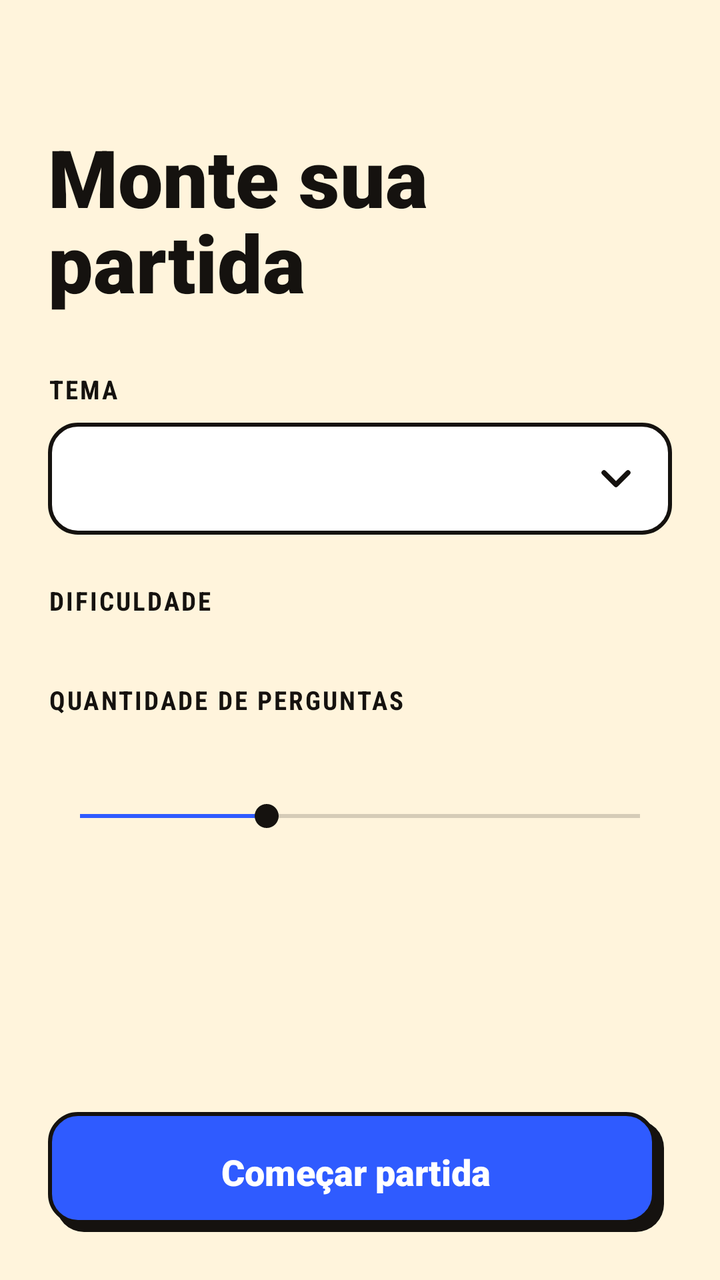
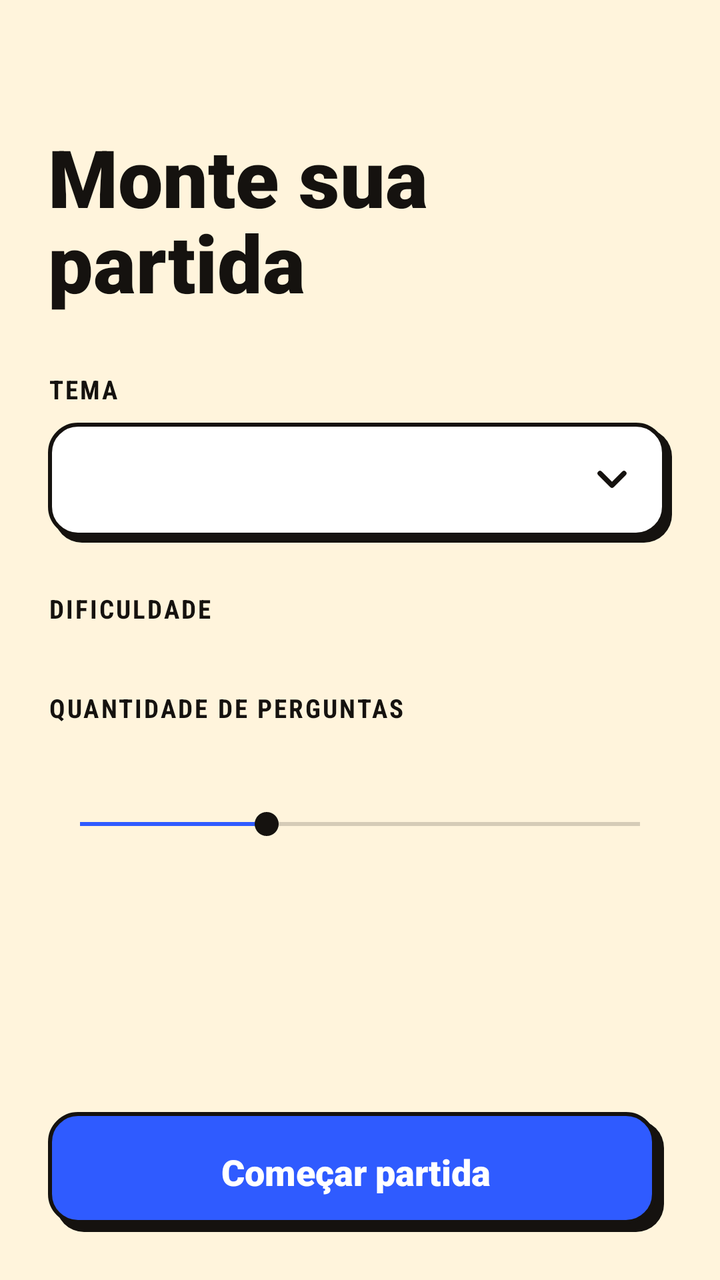

Two renders of the same Android screen: before a commit and after it. Below are the layout's source before the change and the commit's diff.
<!-- AndroidManifest.xml: application theme Theme.TriviaMasterAndroid -->
<!-- res/layout/activity_setup.xml -->
<?xml version="1.0" encoding="utf-8"?>
<FrameLayout xmlns:android="http://schemas.android.com/apk/res/android"
    android:layout_width="match_parent"
    android:layout_height="match_parent">

    <ScrollView
        android:layout_width="match_parent"
        android:layout_height="match_parent"
        android:fillViewport="true">

        <LinearLayout
        android:id="@+id/content"
            android:layout_width="match_parent"
            android:layout_height="wrap_content"
            android:orientation="vertical"
            android:paddingHorizontal="24dp"
            android:paddingTop="40dp"
            android:paddingBottom="24dp">

            <TextView
                android:id="@+id/greeting"
                style="@style/Text.Label"
                android:layout_width="wrap_content"
                android:layout_height="wrap_content" />

            <TextView
                style="@style/Text.Display"
                android:layout_width="match_parent"
                android:layout_height="wrap_content"
                android:layout_marginTop="4dp"
                android:text="@string/setup_title"
                android:textSize="40sp" />

            <TextView
                android:id="@+id/offline_banner"
                android:layout_width="match_parent"
                android:layout_height="wrap_content"
                android:layout_marginTop="16dp"
                android:background="@drawable/bg_banner"
                android:padding="12dp"
                android:text="@string/offline_banner"
                android:textColor="@color/ink"
                android:textSize="14sp"
                android:visibility="gone" />

            <TextView
                style="@style/Text.Label"
                android:layout_width="wrap_content"
                android:layout_height="wrap_content"
                android:layout_marginTop="28dp"
                android:text="@string/setup_category" />

            <FrameLayout
                android:layout_width="match_parent"
                android:layout_height="56dp"
                android:layout_marginTop="8dp">

                <Spinner
                    android:id="@+id/category_spinner"
                    android:layout_width="match_parent"
                    android:layout_height="match_parent"
                    android:background="@drawable/bg_input"
                    android:contentDescription="@string/setup_category"
                    android:paddingHorizontal="8dp"
                    android:popupBackground="@color/surface" />

                <ImageView
                    android:layout_width="24dp"
                    android:layout_height="24dp"
                    android:layout_gravity="center_vertical|end"
                    android:layout_marginEnd="16dp"
                    android:importantForAccessibility="no"
                    android:src="@drawable/ic_chevron_down" />
            </FrameLayout>

            <TextView
                style="@style/Text.Label"
                android:layout_width="wrap_content"
                android:layout_height="wrap_content"
                android:layout_marginTop="24dp"
                android:text="@string/setup_difficulty" />

            <RadioGroup
                android:id="@+id/difficulty_group"
                android:layout_width="match_parent"
                android:layout_height="wrap_content"
                android:layout_marginTop="8dp"
                android:orientation="horizontal"
                android:weightSum="4" />

            <TextView
                android:id="@+id/amount_label"
                style="@style/Text.Label"
                android:layout_width="wrap_content"
                android:layout_height="wrap_content"
                android:layout_marginTop="24dp"
                android:text="@string/setup_amount" />

            <TextView
                android:id="@+id/amount_value"
                style="@style/Text.Title"
                android:layout_width="wrap_content"
                android:layout_height="wrap_content"
                android:layout_marginTop="4dp" />

            <SeekBar
                android:id="@+id/amount_seek"
                android:layout_width="match_parent"
                android:layout_height="wrap_content"
                android:layout_marginTop="4dp"
                android:contentDescription="@string/setup_amount"
                android:max="15"
                android:progressTint="@color/blue"
                android:thumbTint="@color/ink"
                android:progress="5" />

            <TextView
                android:id="@+id/time_info"
                style="@style/Text.Body"
                android:layout_width="wrap_content"
                android:layout_height="wrap_content"
                android:layout_marginTop="8dp" />

            <Space
                android:layout_width="match_parent"
                android:layout_height="0dp"
                android:layout_weight="1" />

            <androidx.appcompat.widget.AppCompatButton
                android:id="@+id/btn_start"
                style="@style/Button.Primary"
                android:layout_width="match_parent"
                android:layout_height="wrap_content"
                android:layout_marginTop="32dp"
                android:layout_marginEnd="4dp"
                android:text="@string/btn_start" />
        </LinearLayout>
    </ScrollView>

    <LinearLayout
        android:id="@+id/loading"
        android:layout_width="match_parent"
        android:layout_height="match_parent"
        android:background="@color/paper"
        android:gravity="center"
        android:orientation="vertical"
        android:visibility="gone">

        <com.facebook.shimmer.ShimmerFrameLayout
            android:id="@+id/shimmer"
            android:layout_width="wrap_content"
            android:layout_height="wrap_content">

            <TextView
                style="@style/Text.Display"
                android:layout_width="wrap_content"
                android:layout_height="wrap_content"
                android:text="@string/loading_questions"
                android:textSize="32sp" />
        </com.facebook.shimmer.ShimmerFrameLayout>

        <TextView
            android:id="@+id/loading_hint"
            style="@style/Text.Body"
            android:layout_width="wrap_content"
            android:layout_height="wrap_content"
            android:layout_marginTop="12dp"
            android:alpha="0"
            android:text="@string/loading_slow" />

        <androidx.appcompat.widget.AppCompatButton
            android:id="@+id/btn_cancel_loading"
            style="@style/Button.Secondary"
            android:layout_width="wrap_content"
            android:layout_height="wrap_content"
            android:layout_marginTop="32dp"
            android:layout_marginEnd="4dp"
            android:paddingHorizontal="32dp"
            android:text="@string/btn_cancel" />
    </LinearLayout>
</FrameLayout>
<!-- resources referenced by this layout -->
<resources>
  <color name="blue">#2F5BFF</color>
  <color name="ink">#15120F</color>
  <color name="paper">#FFF4DC</color>
  <color name="surface">#FFFFFF</color>
  <!-- drawable bg_banner (drawable) -->
  <?xml version="1.0" encoding="utf-8"?>
  <shape xmlns:android="http://schemas.android.com/apk/res/android" android:shape="rectangle">
      <solid android:color="@color/sun" />
      <stroke android:width="2dp" android:color="@color/ink" />
      <corners android:radius="12dp" />
  </shape>
  <!-- drawable bg_input (drawable) -->
  <?xml version="1.0" encoding="utf-8"?>
  <shape xmlns:android="http://schemas.android.com/apk/res/android" android:shape="rectangle">
      <solid android:color="@color/surface" />
      <stroke android:width="2dp" android:color="@color/ink" />
      <corners android:radius="14dp" />
  </shape>
  <string name="btn_cancel">Cancelar</string>
  <string name="btn_start">Começar partida</string>
  <string name="loading_questions">Buscando perguntas…</string>
  <string name="loading_slow">Isso está demorando mais que o normal…</string>
  <string name="offline_banner">Sem conexão: usando perguntas salvas no aparelho.</string>
  <string name="setup_amount">Quantidade de perguntas</string>
  <string name="setup_category">Tema</string>
  <string name="setup_difficulty">Dificuldade</string>
  <string name="setup_title">Monte sua partida</string>
  <style name="Text.Body" parent="">
          <item name="android:textColor">@color/ink_soft</item>
          <item name="android:textSize">16sp</item>
          <item name="android:lineSpacingMultiplier">1.15</item>
      </style>
  <style name="Text.Display" parent="">
          <item name="android:fontFamily">sans-serif-black</item>
          <item name="android:textColor">@color/ink</item>
          <item name="android:textSize">52sp</item>
          <item name="android:lineSpacingMultiplier">0.92</item>
      </style>
  <style name="Text.Label" parent="">
          <item name="android:fontFamily">sans-serif-condensed</item>
          <item name="android:textStyle">bold</item>
          <item name="android:textAllCaps">true</item>
          <item name="android:letterSpacing">0.08</item>
          <item name="android:textColor">@color/ink</item>
          <item name="android:textSize">13sp</item>
      </style>
  <style name="Text.Title" parent="">
          <item name="android:fontFamily">sans-serif-black</item>
          <item name="android:textColor">@color/ink</item>
          <item name="android:textSize">24sp</item>
      </style>
  <color name="sun">#FFD23F</color>
  <color name="white">#FFFFFFFF</color>
  <color name="ink_soft">#5E574D</color>
  <color name="blue_dark">#1B3FD1</color>
  <!-- unchanged entries left out for length: 7 -->
</resources>

<!-- the commit's change to res/layout/activity_setup.xml (unified diff, before → after) -->
@@ -50,28 +50,39 @@
                 android:layout_marginTop="28dp"
                 android:text="@string/setup_category" />
 
-            <FrameLayout
+            <LinearLayout
+                android:id="@+id/category_field"
                 android:layout_width="match_parent"
-                android:layout_height="56dp"
-                android:layout_marginTop="8dp">
+                android:layout_height="wrap_content"
+                android:layout_marginTop="8dp"
+                android:background="@drawable/bg_option_selector"
+                android:clickable="true"
+                android:focusable="true"
+                android:gravity="center_vertical"
+                android:minHeight="60dp"
+                android:orientation="horizontal"
+                android:paddingStart="18dp"
+                android:paddingTop="8dp"
+                android:paddingEnd="18dp"
+                android:paddingBottom="11dp">
 
-                <Spinner
-                    android:id="@+id/category_spinner"
-                    android:layout_width="match_parent"
-                    android:layout_height="match_parent"
-                    android:background="@drawable/bg_input"
-                    android:contentDescription="@string/setup_category"
-                    android:paddingHorizontal="8dp"
-                    android:popupBackground="@color/surface" />
+                <TextView
+                    android:id="@+id/category_value"
+                    android:layout_width="0dp"
+                    android:layout_height="wrap_content"
+                    android:layout_weight="1"
+                    android:ellipsize="end"
+                    android:maxLines="1"
+                    android:textColor="@color/ink"
+                    android:textSize="17sp" />
 
                 <ImageView
                     android:layout_width="24dp"
                     android:layout_height="24dp"
-                    android:layout_gravity="center_vertical|end"
-                    android:layout_marginEnd="16dp"
+                    android:layout_marginStart="8dp"
                     android:importantForAccessibility="no"
                     android:src="@drawable/ic_chevron_down" />
-            </FrameLayout>
+            </LinearLayout>
 
             <TextView
                 style="@style/Text.Label"
<!-- resource entries referenced after the edit -->
@@ -11,13 +11,22 @@
       <stroke android:width="2dp" android:color="@color/ink" />
       <corners android:radius="12dp" />
   </shape>
-  <!-- drawable bg_input (drawable) -->
+  <!-- drawable bg_option_selector (drawable) -->
   <?xml version="1.0" encoding="utf-8"?>
-  <shape xmlns:android="http://schemas.android.com/apk/res/android" android:shape="rectangle">
-      <solid android:color="@color/surface" />
-      <stroke android:width="2dp" android:color="@color/ink" />
-      <corners android:radius="14dp" />
-  </shape>
+  <selector xmlns:android="http://schemas.android.com/apk/res/android">
+      <item android:state_pressed="true">
+          <layer-list>
+              <item android:left="3dp" android:top="3dp">
+                  <shape android:shape="rectangle">
+                      <solid android:color="@color/sun" />
+                      <stroke android:width="2dp" android:color="@color/ink" />
+                      <corners android:radius="14dp" />
+                  </shape>
+              </item>
+          </layer-list>
+      </item>
+      <item android:drawable="@drawable/bg_option" />
+  </selector>
   <string name="btn_cancel">Cancelar</string>
   <string name="btn_start">Começar partida</string>
   <string name="loading_questions">Buscando perguntas…</string>
@@ -52,6 +61,23 @@
           <item name="android:textSize">24sp</item>
       </style>
   <color name="sun">#FFD23F</color>
+  <!-- drawable bg_option (drawable) -->
+  <?xml version="1.0" encoding="utf-8"?>
+  <layer-list xmlns:android="http://schemas.android.com/apk/res/android">
+      <item android:left="3dp" android:top="3dp">
+          <shape android:shape="rectangle">
+              <solid android:color="@color/ink" />
+              <corners android:radius="14dp" />
+          </shape>
+      </item>
+      <item android:right="3dp" android:bottom="3dp">
+          <shape android:shape="rectangle">
+              <solid android:color="@color/surface" />
+              <stroke android:width="2dp" android:color="@color/ink" />
+              <corners android:radius="14dp" />
+          </shape>
+      </item>
+  </layer-list>
   <color name="white">#FFFFFFFF</color>
   <color name="ink_soft">#5E574D</color>
   <color name="blue_dark">#1B3FD1</color>
